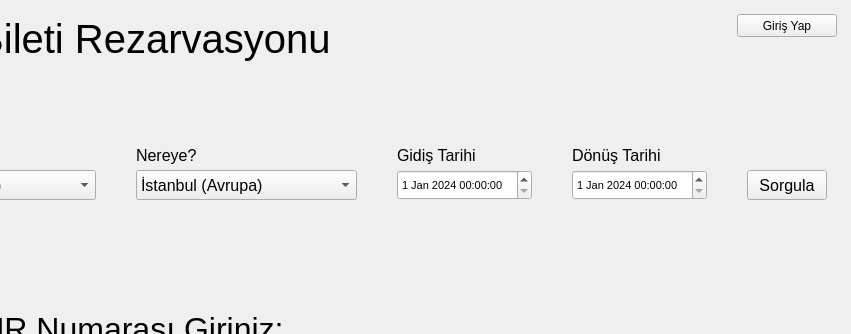
This is ui/useless_fr/ui/dashboard.ui in OsmanBaturArpacik/gui-pyqt-flight-ticket as Qt 5 draws it before an edit; both pictures show x 149 to 1000 and y 0 to 334 of the 1000 by 600 pixel window. The edited form follows.
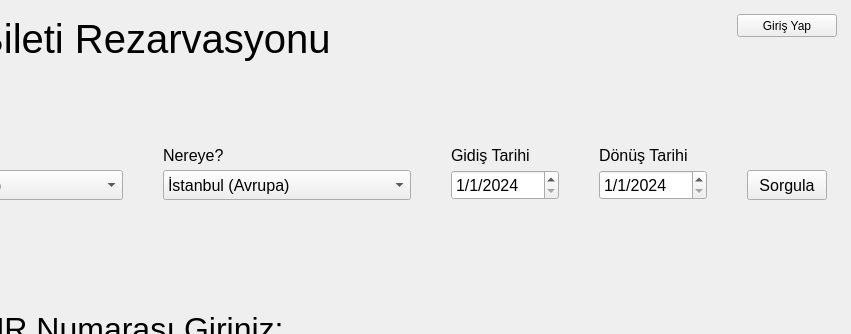
This is the edited form.

```diff
--- a/ui/useless_fr/ui/dashboard.ui
+++ b/ui/useless_fr/ui/dashboard.ui
@@ -1,7 +1,10 @@
 <?xml version="1.0" encoding="UTF-8"?>
 <ui version="4.0">
- <class>MainWindow</class>
- <widget class="QMainWindow" name="MainWindow">
+ <class>dashboard_window</class>
+ <widget class="QMainWindow" name="dashboard_window">
+  <property name="enabled">
+   <bool>true</bool>
+  </property>
   <property name="geometry">
    <rect>
     <x>0</x>
@@ -10,6 +13,24 @@
     <height>600</height>
    </rect>
   </property>
+  <property name="sizePolicy">
+   <sizepolicy hsizetype="Minimum" vsizetype="Minimum">
+    <horstretch>0</horstretch>
+    <verstretch>0</verstretch>
+   </sizepolicy>
+  </property>
+  <property name="minimumSize">
+   <size>
+    <width>1000</width>
+    <height>600</height>
+   </size>
+  </property>
+  <property name="maximumSize">
+   <size>
+    <width>1000</width>
+    <height>600</height>
+   </size>
+  </property>
   <property name="windowTitle">
    <string>MainWindow</string>
   </property>
@@ -315,7 +336,7 @@
            </widget>
           </item>
           <item>
-           <widget class="QDateTimeEdit" name="dateTimeEdit">
+           <widget class="QDateEdit" name="go_date">
             <property name="sizePolicy">
              <sizepolicy hsizetype="Minimum" vsizetype="Minimum">
               <horstretch>0</horstretch>
@@ -330,19 +351,22 @@
             </property>
             <property name="font">
              <font>
-              <pointsize>8</pointsize>
+              <pointsize>12</pointsize>
              </font>
             </property>
-            <property name="date">
-             <date>
+            <property name="dateTime">
+             <datetime>
+              <hour>0</hour>
+              <minute>0</minute>
+              <second>0</second>
               <year>2024</year>
               <month>1</month>
               <day>1</day>
-             </date>
+             </datetime>
             </property>
             <property name="minimumDateTime">
              <datetime>
-              <hour>12</hour>
+              <hour>0</hour>
               <minute>0</minute>
               <second>0</second>
               <year>2023</year>
@@ -350,6 +374,9 @@
               <day>31</day>
              </datetime>
             </property>
+            <property name="displayFormat">
+             <string>d/M/yyyy</string>
+            </property>
            </widget>
           </item>
          </layout>
@@ -387,7 +414,7 @@
            </widget>
           </item>
           <item>
-           <widget class="QDateTimeEdit" name="dateTimeEdit_2">
+           <widget class="QDateEdit" name="return_date">
             <property name="sizePolicy">
              <sizepolicy hsizetype="Minimum" vsizetype="Minimum">
               <horstretch>0</horstretch>
@@ -402,26 +429,22 @@
             </property>
             <property name="font">
              <font>
-              <pointsize>8</pointsize>
+              <pointsize>12</pointsize>
              </font>
             </property>
-            <property name="date">
-             <date>
+            <property name="dateTime">
+             <datetime>
+              <hour>0</hour>
+              <minute>0</minute>
+              <second>0</second>
               <year>2024</year>
               <month>1</month>
               <day>1</day>
-             </date>
-            </property>
-            <property name="time">
-             <time>
-              <hour>0</hour>
-              <minute>0</minute>
-              <second>0</second>
-             </time>
+             </datetime>
             </property>
             <property name="minimumDateTime">
              <datetime>
-              <hour>12</hour>
+              <hour>0</hour>
               <minute>0</minute>
               <second>0</second>
               <year>2023</year>
@@ -429,6 +452,9 @@
               <day>31</day>
              </datetime>
             </property>
+            <property name="displayFormat">
+             <string>d/M/yyyy</string>
+            </property>
            </widget>
           </item>
          </layout>
```
Left out of the diff: 16 changed lines with no effect on the pictures.
